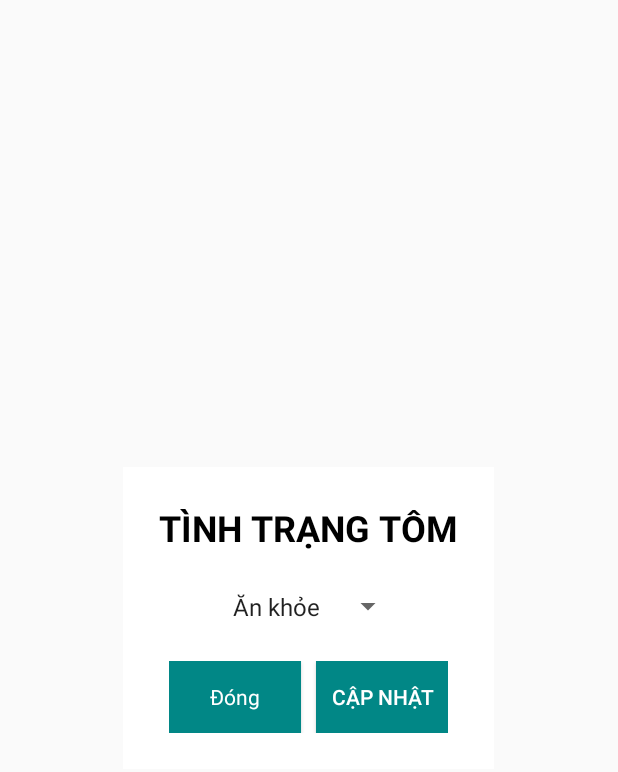
After one commit to doanthanhtai/DA_III_20202021, an Android app: the layout dialog_update_eatinghistory.xml on its own in the app's theme, with its tools: preview values and no code run, on a phone screen of 412 x 824 dp. The commit adds this screen. Shown: the top 772 px of the screen. Run offline under Robolectric (Android 15) with nearby library versions, the phone set to English and light mode, and no system bars.

Commit message:
Eating history

```diff
--- a/app/src/main/java/com/example/tomtep/SplashActivity.java
+++ b/app/src/main/java/com/example/tomtep/SplashActivity.java
@@ -16,7 +16,7 @@ public class SplashActivity extends AppCompatActivity {
     protected void onCreate(Bundle savedInstanceState) {
         super.onCreate(savedInstanceState);
         setContentView(R.layout.activity_splash);
-        (new Handler(Looper.getMainLooper())).postDelayed(this::nextActivity, 3000);
+        (new Handler(Looper.getMainLooper())).postDelayed(this::nextActivity, 1000);
     }
 
     private void nextActivity() {
--- a/app/src/main/java/com/example/tomtep/adapter/EatingHistoryAdapter.java
+++ b/app/src/main/java/com/example/tomtep/adapter/EatingHistoryAdapter.java
@@ -34,14 +34,14 @@ public class EatingHistoryAdapter extends RecyclerView.Adapter<EatingHistoryAdap
     @Override
     public void onBindViewHolder(@NonNull EatingHisoryViewHolder holder, int position) {
         LichSuSuDungSanPham lichSuSuDungSanPham = lichSuSuDungSanPhams.get(position);
-        if (lichSuSuDungSanPham == null || !lichSuSuDungSanPham.getLichSuChoAns().get(0).isTonTai())
+        if (lichSuSuDungSanPham == null || !lichSuSuDungSanPham.getLichSuChoAns().isTonTai())
             return;
         String textProduct = lichSuSuDungSanPham.getSanPham().getMaSP() + "-" + lichSuSuDungSanPham.getSanPham().getTenSP();
         String strSoLuong = lichSuSuDungSanPham.getSoLuong() + " " + lichSuSuDungSanPham.getSanPham().getDonViDung();
         holder.tvProduct.setText(textProduct);
         holder.tvSoLuong.setText(strSoLuong);
         holder.tvTime.setText(lichSuSuDungSanPham.getThoiGianDung());
-        holder.tvResult.setText(lichSuSuDungSanPham.getLichSuChoAns().get(0).getKetQua());
+        holder.tvResult.setText(lichSuSuDungSanPham.getLichSuChoAns().getKetQua());
         holder.itemEatingHostoryForeground.setOnLongClickListener(v -> iClickItemEatingHistoryListener.onLongClickItemEatingHistory(lichSuSuDungSanPham));
     }
 
--- a/app/src/main/java/com/example/tomtep/model/SanPham.java
+++ b/app/src/main/java/com/example/tomtep/model/SanPham.java
@@ -10,7 +10,7 @@ public class SanPham implements Serializable {
     private String tenNCC;
     private float giaNhap;
     private String donViDung;
-    private int soLuong;
+    private float soLuong;
     private List<LichSuNhapHang> lichSuNhapHangs;
     private boolean daXoa;
 
@@ -62,11 +62,11 @@ public class SanPham implements Serializable {
         this.donViDung = donViDung;
     }
 
-    public int getSoLuong() {
+    public float getSoLuong() {
         return soLuong;
     }
 
-    public void setSoLuong(int soLuong) {
+    public void setSoLuong(float soLuong) {
         this.soLuong = soLuong;
     }
 
--- a/app/src/main/java/com/example/tomtep/service/DietReceiver.java
+++ b/app/src/main/java/com/example/tomtep/service/DietReceiver.java
@@ -12,6 +12,7 @@ import androidx.core.app.NotificationManagerCompat;
 
 import com.example.tomtep.ExpandDietActivity;
 import com.example.tomtep.R;
+import com.example.tomtep.dialog.UpdateEatingHistoryDialog;
 import com.example.tomtep.model.TaiKhoan;
 import com.google.firebase.database.FirebaseDatabase;
 
--- /dev/null
+++ b/app/src/main/res/layout/dialog_update_eatinghistory.xml
@@ -0,0 +1,56 @@
+<?xml version="1.0" encoding="utf-8"?>
+<LinearLayout xmlns:android="http://schemas.android.com/apk/res/android"
+    android:layout_width="wrap_content"
+    android:layout_height="wrap_content"
+    android:background="@color/white"
+    android:layout_gravity="center"
+    android:padding="?dialogPreferredPadding"
+    android:layout_margin="?dialogPreferredPadding"
+    android:orientation="vertical">
+
+    <TextView
+        android:layout_width="wrap_content"
+        android:layout_height="wrap_content"
+        android:layout_gravity="center"
+        android:gravity="center"
+        android:text="@string/dialogupdateeatinghistory_title"
+        android:textColor="@color/black"
+        android:textSize="@dimen/text_size_24sp"
+        android:textStyle="bold" />
+
+    <Spinner
+        android:id="@+id/dialogupdateeatinghistory_spr_ketqua"
+        android:layout_marginTop="@dimen/margin_20dp"
+        android:padding="@dimen/pading_5dp"
+        android:layout_gravity="center"
+        android:entries="@array/spinnerItems"
+        android:layout_width="wrap_content"
+        android:layout_height="match_parent"/>
+
+    <LinearLayout
+        android:layout_marginTop="@dimen/margin_20dp"
+        android:layout_width="wrap_content"
+        android:layout_gravity="center"
+        android:layout_height="wrap_content"
+        android:orientation="horizontal">
+        <Button
+            android:id="@+id/dialogupdateeatinghistory_btn_cancel"
+            android:layout_width="match_parent"
+            android:layout_weight="3"
+            android:textColor="@color/white"
+            android:layout_height="wrap_content"
+            android:background="@color/teal_700"
+            style="?android:attr/buttonBarStyle"
+            android:text="@string/all_button_cancel_text"/>
+        <Button
+            android:id="@+id/dialogupdateeatinghistory_btn_update"
+            android:layout_marginStart="@dimen/pading_10dp"
+            android:background="@color/teal_700"
+            android:layout_weight="2"
+            android:textColor="@color/white"
+            android:layout_width="match_parent"
+            android:layout_height="wrap_content"
+            style="?android:attr/buttonStyle"
+            android:text="@string/all_button_update_text"/>
+    </LinearLayout>
+</LinearLayout>
--- /dev/null
+++ b/app/src/main/res/values/array.xml
@@ -0,0 +1,8 @@
+<?xml version="1.0" encoding="utf-8"?>
+<resources>
+    <string-array name="spinnerItems">
+        <item>Ăn khỏe</item>
+        <item>Ăn chậm</item>
+        <item>Ăn yếu</item>
+    </string-array>
+</resources>
--- a/app/src/main/res/values/strings.xml
+++ b/app/src/main/res/values/strings.xml
@@ -137,6 +137,9 @@
     <string name="dietfragment_toast_turnoffsuccess">Đã tắt cho ăn trên ao</string>
     <string name="dietfragment_kqchoan_default">Chưa cập nhật</string>
     <string name="itemeatinghistory_tv_deleted">Lịch sử sẽ bị xóa!</string>
+    <string name="dietfragment_toast_lackproduct">Sản phẩm hiện không còn đủ số lượng</string>
+    <string name="dialogupdateeatinghistory_title">TÌNH TRẠNG TÔM</string>
+    <string name="updateeatinghistory_toast_success">Cập nhật thành công</string>
 
 
 </resources>
```
Also changed, not shown: app/src/main/java/com/example/tomtep/ExpandDietActivity.java (+43 -21 lines), app/src/main/java/com/example/tomtep/dialog/UpdateEatingHistoryDialog.java (added, +71 -0 lines), app/src/main/java/com/example/tomtep/fragment/DietFragment.java (+48 -12 lines), app/src/main/java/com/example/tomtep/model/LichSuSuDungSanPham.java (+4 -5 lines).
